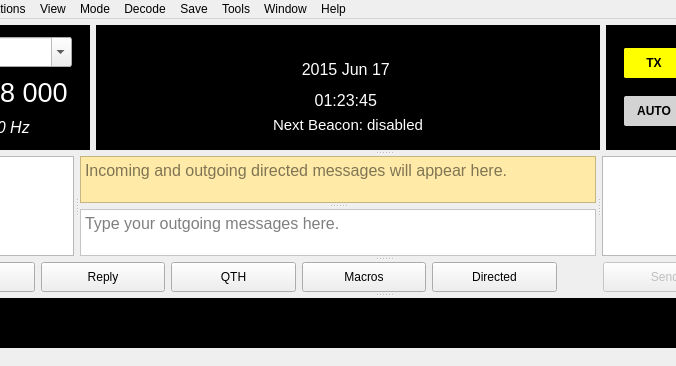
The window that mainwindow.ui (qcmiao1998/js8call) describes before a commit, drawn with Qt 5; both pictures show x 96 to 772 and y 0 to 366 of the 960 by 925 pixel window.
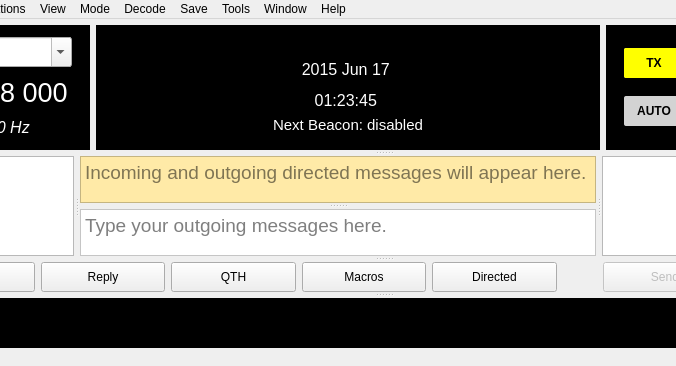
The same window after the commit. Custom widgets are drawn as their Qt base class.

```diff
--- a/mainwindow.ui
+++ b/mainwindow.ui
@@ -1073,7 +1073,7 @@
          </property>
          <property name="font">
           <font>
-           <pointsize>12</pointsize>
+           <pointsize>14</pointsize>
            <italic>false</italic>
           </font>
          </property>
@@ -1102,7 +1102,7 @@
          </property>
          <property name="font">
           <font>
-           <pointsize>12</pointsize>
+           <pointsize>14</pointsize>
           </font>
          </property>
          <property name="styleSheet">
```
